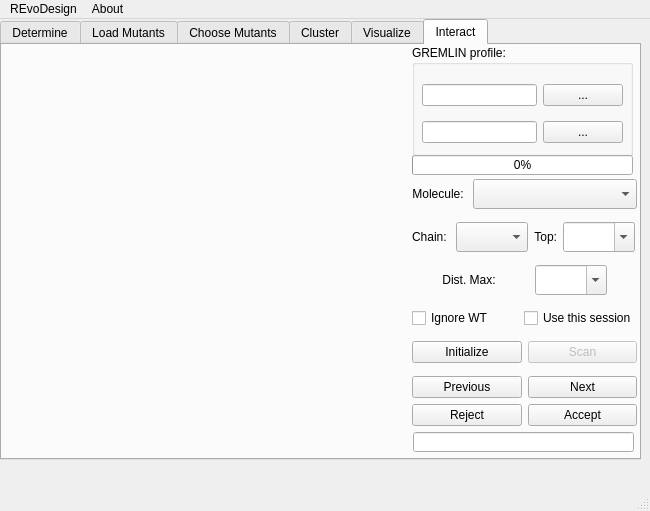
Before: the Qt Designer form REvoDesign/UI/REvoDesign-PyMOL.ui in YaoYinYing/REvoDesign, drawn with Qt 5.
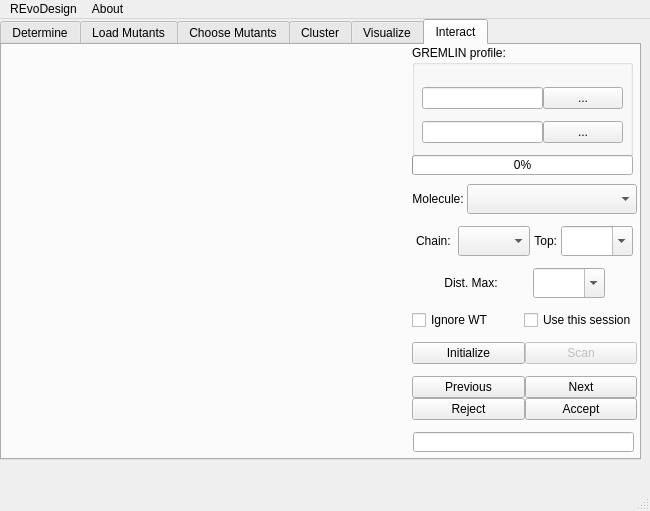
After: the same form once the commit is applied. The open tabs and pages were chosen to show the change.

Diff of the .ui file:
```diff
--- a/REvoDesign/UI/REvoDesign-PyMOL.ui
+++ b/REvoDesign/UI/REvoDesign-PyMOL.ui
@@ -2596,10 +2596,13 @@
          <x>10</x>
          <y>30</y>
          <width>201</width>
-         <height>78</height>
+         <height>81</height>
         </rect>
        </property>
        <layout class="QVBoxLayout" name="verticalLayout_6">
+        <property name="spacing">
+         <number>0</number>
+        </property>
         <item>
          <layout class="QHBoxLayout" name="horizontalLayout_33">
           <item>
@@ -2614,6 +2617,18 @@
           </item>
           <item>
            <widget class="QPushButton" name="pushButton_open_gremlin_mtx">
+            <property name="sizePolicy">
+             <sizepolicy hsizetype="Minimum" vsizetype="Fixed">
+              <horstretch>0</horstretch>
+              <verstretch>0</verstretch>
+             </sizepolicy>
+            </property>
+            <property name="maximumSize">
+             <size>
+              <width>16777215</width>
+              <height>16777215</height>
+             </size>
+            </property>
             <property name="text">
              <string>...</string>
             </property>
@@ -2655,6 +2670,9 @@
        </rect>
       </property>
       <layout class="QVBoxLayout" name="verticalLayout_18">
+       <property name="spacing">
+        <number>0</number>
+       </property>
        <item>
         <layout class="QHBoxLayout" name="horizontalLayout_4">
          <property name="sizeConstraint">
```
Left out of the diff: 60 changed lines with no effect on the pictures.
